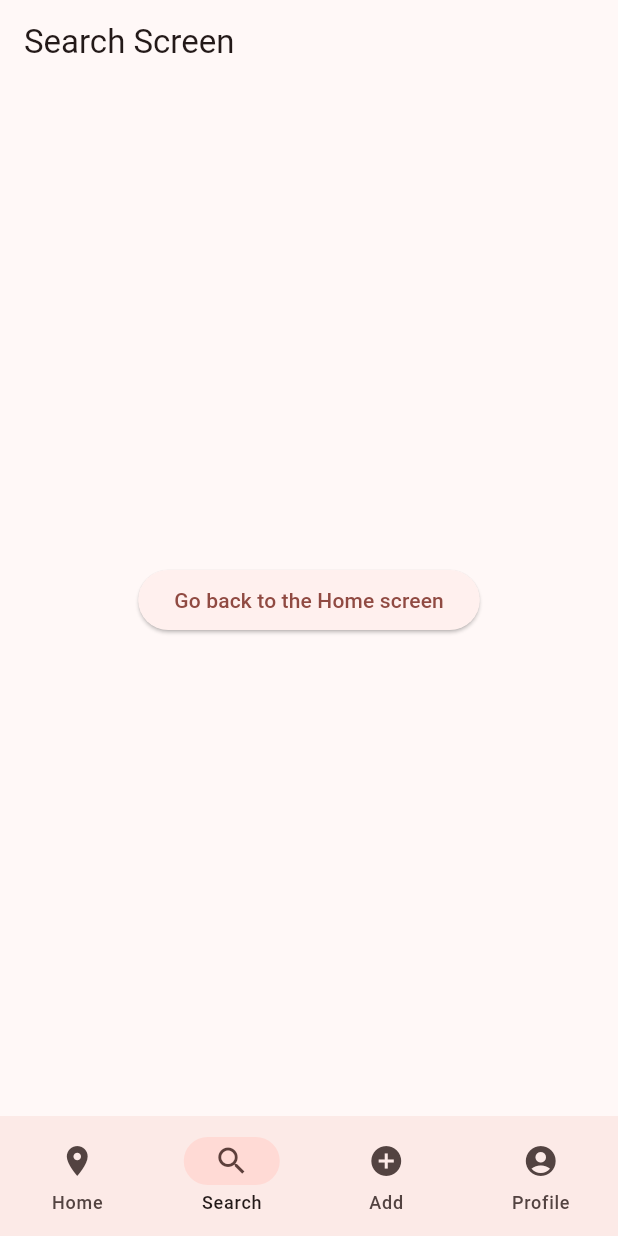
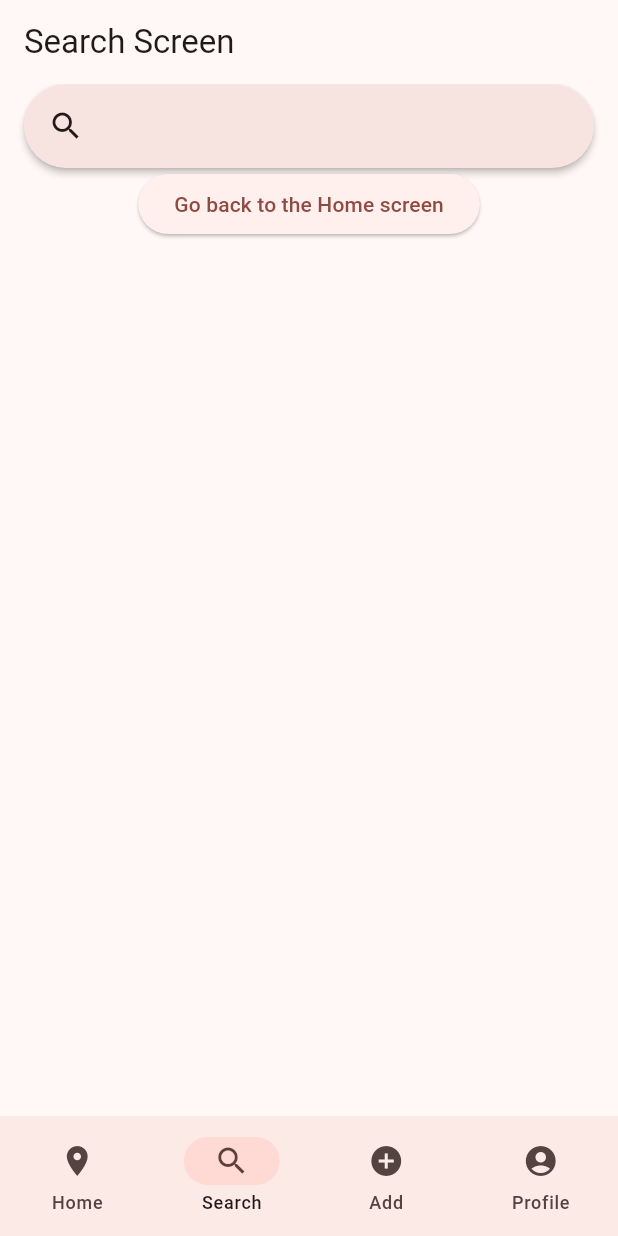
Before and after one commit to stihan01/mobile-computing-nestify, a Flutter app: the screen it shows after launch, item 2 of the bottom bar chosen, on a phone screen of 412 x 824 dp. Run offline on Flutter 3.47's test engine with Material 3 defaults, Android fonts, the phone set to English and light mode, and no system bars; our stand-ins replace go_router, image_picker.

Commit message:
added search bar

```diff
--- a/lib/pages/searchPage.dart
+++ b/lib/pages/searchPage.dart
@@ -1,19 +1,58 @@
 import 'package:flutter/material.dart';
 import 'package:go_router/go_router.dart';
 
-class SearchPage extends StatelessWidget {
+class SearchPage extends StatefulWidget {
   const SearchPage({super.key});
 
+  @override
+  State<SearchPage> createState() => _SearchpageState();
+}
+
+class _SearchpageState extends State<SearchPage> {
   @override
   Widget build(BuildContext context) {
     return Scaffold(
       appBar: AppBar(title: const Text('Search Screen')),
-      body: Center(
-        child: ElevatedButton(
-          onPressed: () => context.go('/'),
-          child: const Text('Go back to the Home screen'),
-        ),
-      ),
+      body: Padding(
+          padding: EdgeInsets.symmetric(horizontal: 16),
+          child: Center(
+              child: Column(
+            children: [
+              SearchAnchor(
+                  builder: (BuildContext context, SearchController controller) {
+                return SearchBar(
+                  elevation: WidgetStatePropertyAll(2),
+                  controller: controller,
+                  padding: const WidgetStatePropertyAll<EdgeInsets>(
+                      EdgeInsets.symmetric(horizontal: 16.0)),
+                  onTap: () {
+                    controller.openView();
+                  },
+                  onChanged: (_) {
+                    controller.openView();
+                  },
+                  leading: const Icon(Icons.search),
+                );
+              }, suggestionsBuilder:
+                      (BuildContext context, SearchController controller) {
+                return List<ListTile>.generate(5, (int index) {
+                  final String item = 'item $index';
+                  return ListTile(
+                    title: Text(item),
+                    onTap: () {
+                      setState(() {
+                        controller.closeView(item);
+                      });
+                    },
+                  );
+                });
+              }),
+              ElevatedButton(
+                onPressed: () => context.go('/'),
+                child: const Text('Go back to the Home screen'),
+              ),
+            ],
+          ))),
     );
   }
 }
```
